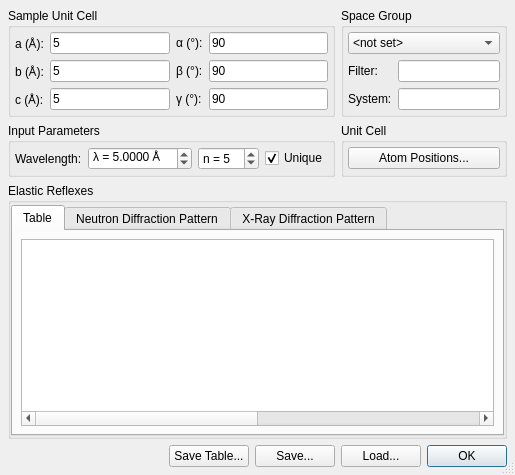
Above: ui/powder.ui from tweber-ill/frm_mirror-takin1 before the change. Below: the same form after it.
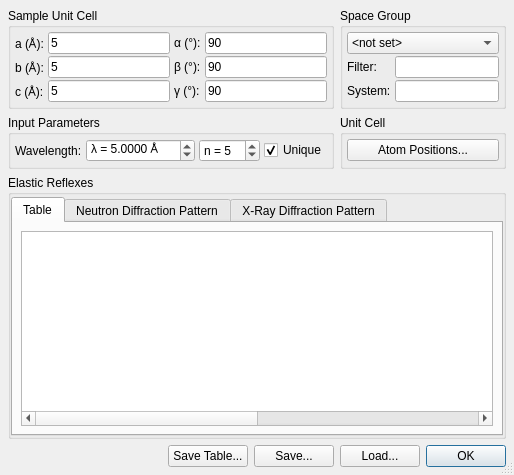
That is the form after the change. Custom widgets are drawn as their Qt base class.

```diff
--- a/ui/powder.ui
+++ b/ui/powder.ui
@@ -32,6 +32,12 @@
       <string>Space Group</string>
      </property>
      <layout class="QGridLayout" name="gridLayout_7">
+      <property name="horizontalSpacing">
+       <number>4</number>
+      </property>
+      <property name="verticalSpacing">
+       <number>2</number>
+      </property>
       <property name="margin">
        <number>4</number>
       </property>
@@ -108,6 +114,12 @@
       <string>Unit Cell</string>
      </property>
      <layout class="QGridLayout" name="gridLayout_5">
+      <property name="horizontalSpacing">
+       <number>4</number>
+      </property>
+      <property name="verticalSpacing">
+       <number>2</number>
+      </property>
       <property name="margin">
        <number>4</number>
       </property>
@@ -133,6 +145,12 @@
       <string>Input Parameters</string>
      </property>
      <layout class="QGridLayout" name="gridLayout_3">
+      <property name="horizontalSpacing">
+       <number>4</number>
+      </property>
+      <property name="verticalSpacing">
+       <number>2</number>
+      </property>
       <property name="margin">
        <number>4</number>
       </property>
@@ -236,6 +254,9 @@
       <property name="bottomMargin">
        <number>0</number>
       </property>
+      <property name="spacing">
+       <number>2</number>
+      </property>
       <item row="0" column="0">
        <widget class="QTabWidget" name="tabWidget">
         <property name="currentIndex">
@@ -380,6 +401,12 @@
       <string>Sample Unit Cell</string>
      </property>
      <layout class="QGridLayout" name="gridLayout">
+      <property name="horizontalSpacing">
+       <number>4</number>
+      </property>
+      <property name="verticalSpacing">
+       <number>2</number>
+      </property>
       <property name="margin">
        <number>4</number>
       </property>
```
